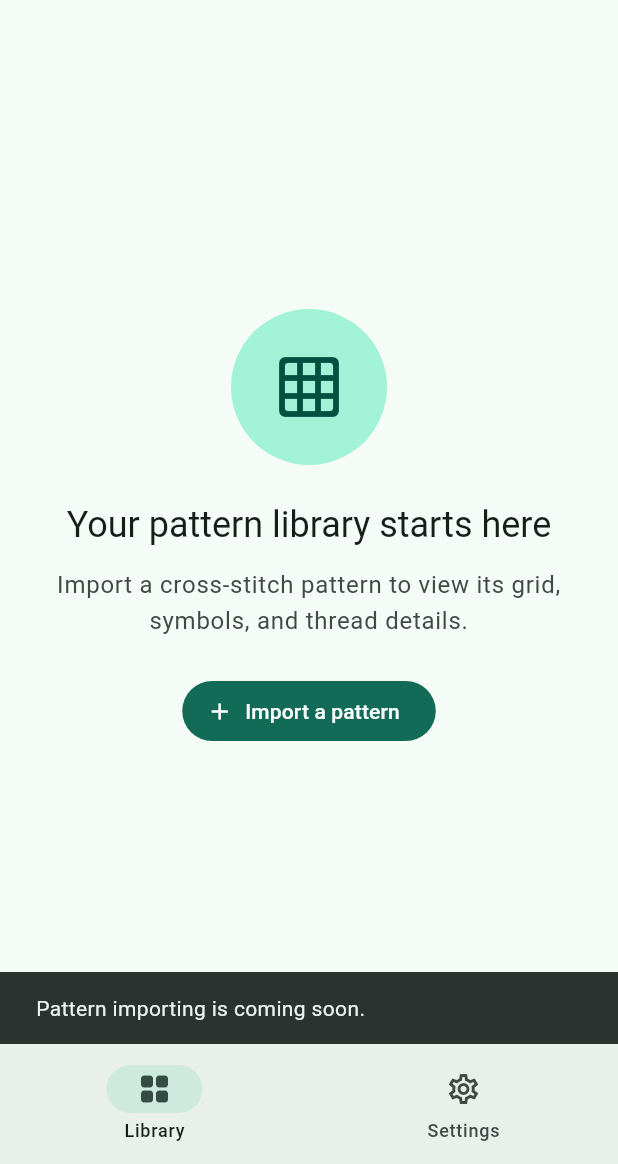
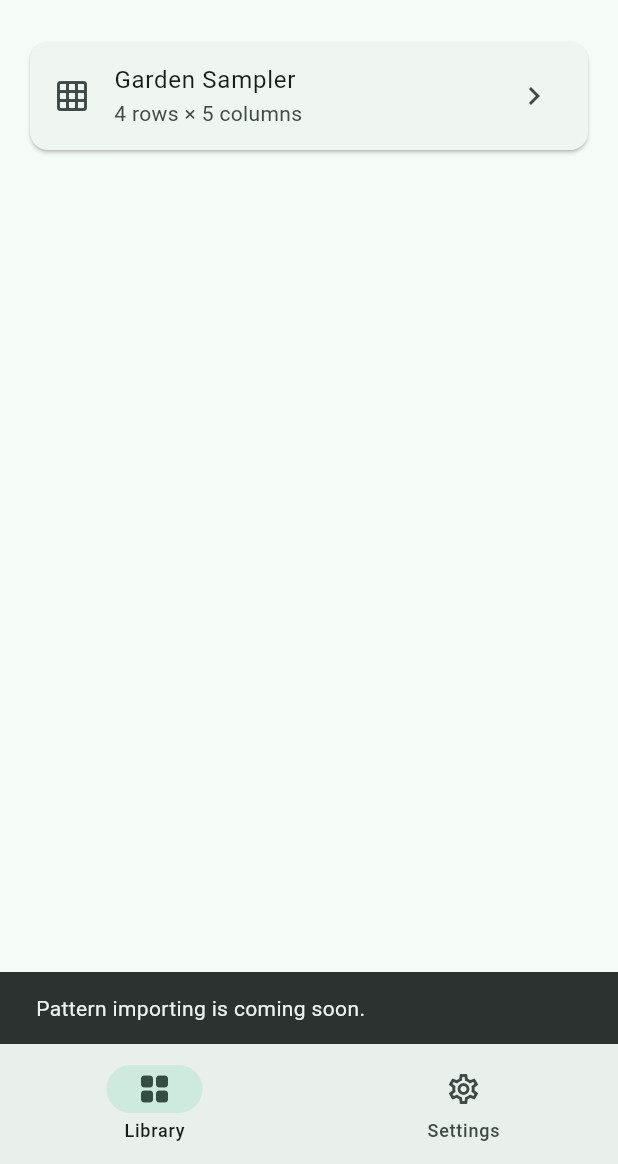
Before and after one commit to LlamaMan04/cross_stitch_viewer, a Flutter app: the screen it shows after launch, after a tap on "Import pattern", on a phone screen of 412 x 824 dp, the part 72-1236 px from its top. Run offline on Flutter 3.47's test engine with Material 3 defaults, Android fonts, the phone set to English and light mode, and no system bars; our stand-ins replace drift; accounts and stored records are empty; generated files the repository leaves out were written again.

Commit message:
Add pattern viewer screen and sample pattern data

```diff
--- /dev/null
+++ b/lib/app/sample_pattern_fixture.dart
@@ -0,0 +1,82 @@
+import '../domain/pattern_definitions.dart';
+import '../domain/pattern_document.dart';
+import '../domain/pattern_grid.dart';
+import '../domain/pattern_provenance.dart';
+import '../domain/value_objects.dart';
+
+/// Supplies a small normalized document for the first-run library experience.
+abstract final class SamplePatternFixture {
+  /// Creates the representative document saved when a new library is empty.
+  static PatternDocument create() => PatternDocument(
+    id: 'sample-garden-sampler',
+    title: 'Garden Sampler',
+    schemaVersion: 1,
+    grid: PatternGrid(
+      dimensions: const PatternDimensions(4, 5),
+      cells: const [
+        StitchCell(
+          coordinate: GridCoordinate(0, 0),
+          symbolId: 'flower',
+          provenanceId: 'sample-grid',
+        ),
+        StitchCell(
+          coordinate: GridCoordinate(1, 2),
+          symbolId: 'leaf',
+          provenanceId: 'sample-grid',
+        ),
+        StitchCell(
+          coordinate: GridCoordinate(3, 4),
+          symbolId: 'flower',
+          confidence: Confidence(0.95),
+          provenanceId: 'sample-grid',
+        ),
+      ],
+    ),
+    symbols: const [
+      SymbolDefinition(
+        id: 'flower',
+        sourceSymbol: 'X',
+        normalizedKey: 'x',
+        displayGlyph: '✕',
+        thread: ThreadDefinition(
+          id: 'dmc-321',
+          color: '#C72C41',
+          brand: 'DMC',
+          catalogNumber: '321',
+          name: 'Red',
+        ),
+      ),
+      SymbolDefinition(
+        id: 'leaf',
+        sourceSymbol: 'O',
+        normalizedKey: 'o',
+        displayGlyph: '○',
+        thread: ThreadDefinition(
+          id: 'dmc-704',
+          color: '#5B8C3A',
+          brand: 'DMC',
+          catalogNumber: '704',
+          name: 'Green',
+        ),
+      ),
+    ],
+    regions: const [
+      PatternRegion(
+        id: 'sample-grid',
+        sourcePage: 0,
+        origin: GridCoordinate(0, 0),
+        rows: 4,
+        columns: 5,
+        label: 'Sample grid',
+      ),
+    ],
+    sourceMetadata: const {'origin': 'built-in sample'},
+    diagnostics: const [
+      ParserDiagnostic(
+        severity: DiagnosticSeverity.info,
+        stage: DiagnosticStage.validation,
+        message: 'Built-in example document.',
+      ),
+    ],
+  );
+}
--- a/lib/app/stitch_scope_app.dart
+++ b/lib/app/stitch_scope_app.dart
@@ -1,12 +1,24 @@
 import 'package:flutter/material.dart';
 
+import '../domain/repositories.dart';
 import '../presentation/screens/library_screen.dart';
 import '../presentation/screens/settings_screen.dart';
+import 'sample_pattern_fixture.dart';
 
 /// Root Material application configuration for StitchScope.
 class StitchScopeApp extends StatelessWidget {
   /// Creates the application shell.
-  const StitchScopeApp({super.key});
+  const StitchScopeApp({
+    required this.patternDocuments,
+    required this.progress,
+    super.key,
+  });
+
+  /// Repository used by the library and workspace routes.
+  final PatternDocumentRepository patternDocuments;
+
+  /// Repository retained by the app composition for upcoming workspace state.
+  final ProgressRepository progress;
 
   /// Builds the app theme and responsive navigation shell.
   @override
@@ -29,7 +41,7 @@ class StitchScopeApp extends StatelessWidget {
           border: OutlineInputBorder(),
         ),
       ),
-      home: const _AppShell(),
+      home: _AppShell(patternDocuments: patternDocuments),
     );
   }
 }
@@ -37,7 +49,10 @@ class StitchScopeApp extends StatelessWidget {
 /// Responsive navigation container shared by compact and wide layouts.
 class _AppShell extends StatefulWidget {
   /// Creates the shell that owns the active destination.
-  const _AppShell();
+  const _AppShell({required this.patternDocuments});
+
+  /// Repository passed to the library screen.
+  final PatternDocumentRepository patternDocuments;
 
   /// Creates state for the selected navigation destination.
   @override
@@ -69,7 +84,13 @@ class _AppShellState extends State<_AppShell> {
     // Wide layouts use a permanent rail; narrow layouts use bottom navigation.
     final isWide = MediaQuery.sizeOf(context).width >= 700;
     // Keeping both screens mounted preserves each screen's local UI state.
-    final screens = <Widget>[const LibraryScreen(), const SettingsScreen()];
+    final screens = <Widget>[
+      LibraryScreen(
+        patternDocuments: widget.patternDocuments,
+        seedDocument: SamplePatternFixture.create(),
+      ),
+      const SettingsScreen(),
+    ];
 
     if (isWide) {
       return Scaffold(
--- a/lib/main.dart
+++ b/lib/main.dart
@@ -1,8 +1,15 @@
 import 'package:flutter/material.dart';
 
+import 'app/app_dependencies.dart';
 import 'app/stitch_scope_app.dart';
 
 /// Starts StitchScope with its root application widget.
 void main() {
-  runApp(const StitchScopeApp());
+  final dependencies = AppDependencies.open();
+  runApp(
+    StitchScopeApp(
+      patternDocuments: dependencies.patternDocuments,
+      progress: dependencies.progress,
+    ),
+  );
 }
--- a/lib/presentation/screens/library_screen.dart
+++ b/lib/presentation/screens/library_screen.dart
@@ -1,16 +1,55 @@
 import 'package:flutter/material.dart';
 
-/// Empty-state library screen and entry point for future pattern imports.
-class LibraryScreen extends StatelessWidget {
-  /// Creates the pattern library screen.
-  const LibraryScreen({super.key});
+import '../../domain/pattern_document.dart';
+import '../../domain/repositories.dart';
+import 'pattern_workspace_screen.dart';
 
-  /// Builds the library empty state and import affordances.
+/// Lists persisted patterns and seeds the first-run sample when configured.
+class LibraryScreen extends StatefulWidget {
+  /// Creates a pattern library screen over the supplied document repository.
+  const LibraryScreen({
+    required this.patternDocuments,
+    this.seedDocument,
+    super.key,
+  });
+
+  /// Repository providing document summaries and selected documents.
+  final PatternDocumentRepository patternDocuments;
+
+  /// Optional first-run document inserted when the library is empty.
+  final PatternDocument? seedDocument;
+
+  /// Creates state that loads the library once while this screen remains mounted.
+  @override
+  State<LibraryScreen> createState() => _LibraryScreenState();
+}
+
+/// Manages the asynchronous library summary query and first-run seed.
+class _LibraryScreenState extends State<LibraryScreen> {
+  /// Pending library load retained across rebuilds.
+  late Future<List<PatternSummary>> _summaries;
+
+  @override
+  void initState() {
+    super.initState();
+    _summaries = _loadSummaries();
+  }
+
+  /// Seeds the configured sample only when there are no existing documents.
+  Future<List<PatternSummary>> _loadSummaries() async {
+    final summaries = await widget.patternDocuments.listSummaries();
+    final sample = widget.seedDocument;
+    if (summaries.isNotEmpty || sample == null) return summaries;
+    await widget.patternDocuments.save(sample);
+    return widget.patternDocuments.listSummaries();
+  }
+
+  /// Requeries the library after an operation that changes its contents.
+  void _reload() => setState(() => _summaries = _loadSummaries());
+
+  /// Builds loading, empty, error, and populated library states.
   @override
   Widget build(BuildContext context) {
-    // Theme colors keep the empty state consistent with app-level theming.
-    final colors = Theme.of(context).colorScheme;
-
     return Scaffold(
       appBar: AppBar(
         title: const Text('Pattern Library'),
@@ -25,7 +64,69 @@ class LibraryScreen extends StatelessWidget {
           ),
         ],
       ),
-      body: Center(
+      body: FutureBuilder<List<PatternSummary>>(
+        future: _summaries,
+        builder: (context, snapshot) {
+          if (snapshot.connectionState != ConnectionState.done) {
+            return const Center(child: CircularProgressIndicator());
+          }
+          if (snapshot.hasError) {
+            return _LibraryError(onRetry: _reload, error: snapshot.error!);
+          }
+          final summaries = snapshot.requireData;
+          if (summaries.isEmpty) {
+            return _LibraryEmpty(
+              onImport: () => _showImportComingSoon(context),
+            );
+          }
+          return ListView.separated(
+            padding: const EdgeInsets.all(16),
+            itemCount: summaries.length,
+            separatorBuilder: (_, _) => const SizedBox(height: 8),
+            itemBuilder: (context, index) => _PatternSummaryTile(
+              summary: summaries[index],
+              onOpen: () => _openWorkspace(summaries[index]),
+            ),
+          );
+        },
+      ),
+    );
+  }
+
+  /// Opens the selected persisted document's placeholder workspace.
+  void _openWorkspace(PatternSummary summary) {
+    Navigator.of(context).push(
+      MaterialPageRoute<void>(
+        builder: (_) => PatternWorkspaceScreen(
+          documentId: summary.id,
+          patternDocuments: widget.patternDocuments,
+        ),
+      ),
+    );
+  }
+
+  /// Shows temporary feedback until pattern import is implemented.
+  void _showImportComingSoon(BuildContext context) {
+    ScaffoldMessenger.of(context)
+      ..hideCurrentSnackBar()
+      ..showSnackBar(
+        const SnackBar(content: Text('Pattern importing is coming soon.')),
+      );
+  }
+}
+
+/// Shows the current empty-library guidance and import affordance.
+class _LibraryEmpty extends StatelessWidget {
+  /// Creates an empty-library state with an import action.
+  const _LibraryEmpty({required this.onImport});
+
+  /// Callback used by the empty-state import button.
+  final VoidCallback onImport;
+
+  @override
+  Widget build(BuildContext context) {
+    final colors = Theme.of(context).colorScheme;
+    return Center(
       child: ConstrainedBox(
         constraints: const BoxConstraints(maxWidth: 440),
         child: Padding(
@@ -61,7 +162,7 @@ class LibraryScreen extends StatelessWidget {
               ),
               const SizedBox(height: 24),
               FilledButton.icon(
-                  onPressed: () => _showImportComingSoon(context),
+                onPressed: onImport,
                 icon: const Icon(Icons.add),
                 label: const Text('Import a pattern'),
               ),
@@ -69,16 +170,56 @@ class LibraryScreen extends StatelessWidget {
           ),
         ),
       ),
+    );
+  }
+}
+
+/// Shows a recoverable library loading error.
+class _LibraryError extends StatelessWidget {
+  /// Creates an error state with a retry action.
+  const _LibraryError({required this.onRetry, required this.error});
+
+  /// Reload callback used by the retry button.
+  final VoidCallback onRetry;
+
+  /// Failure surfaced by the repository query.
+  final Object error;
+
+  @override
+  Widget build(BuildContext context) => Center(
+    child: Padding(
+      padding: const EdgeInsets.all(24),
+      child: Column(
+        mainAxisSize: MainAxisSize.min,
+        children: [
+          const Text('Unable to load your pattern library.'),
+          const SizedBox(height: 12),
+          OutlinedButton(onPressed: onRetry, child: const Text('Try again')),
+        ],
+      ),
     ),
   );
 }
 
-  /// Shows temporary feedback until pattern import is implemented.
-  void _showImportComingSoon(BuildContext context) {
-    ScaffoldMessenger.of(context)
-      ..hideCurrentSnackBar()
-      ..showSnackBar(
-        const SnackBar(content: Text('Pattern importing is coming soon.')),
+/// Displays one persisted pattern summary as a selectable library row.
+class _PatternSummaryTile extends StatelessWidget {
+  /// Creates a row that opens [summary] when selected.
+  const _PatternSummaryTile({required this.summary, required this.onOpen});
+
+  /// Display-ready document metadata.
+  final PatternSummary summary;
+
+  /// Callback used to open the selected document.
+  final VoidCallback onOpen;
+
+  @override
+  Widget build(BuildContext context) => Card(
+    child: ListTile(
+      onTap: onOpen,
+      leading: const Icon(Icons.grid_on_outlined),
+      title: Text(summary.title),
+      subtitle: Text('${summary.rows} rows × ${summary.columns} columns'),
+      trailing: const Icon(Icons.chevron_right),
+    ),
   );
 }
-}
```
Also changed, not shown: lib/app/app_dependencies.dart (added, +27 -0 lines), lib/presentation/screens/pattern_workspace_screen.dart (added, +70 -0 lines), 2 other files. Lines whose indentation alone changed are shown as unchanged.
